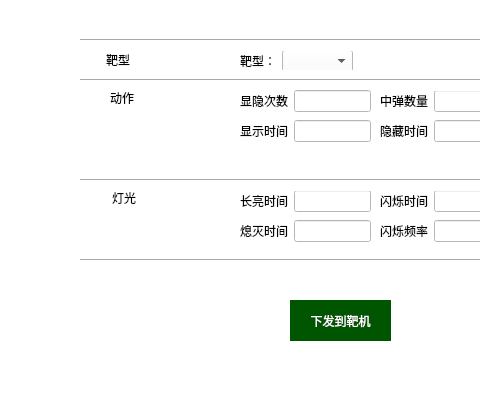
Old version of the form src/modules/devices/SetTargetParam.ui in the repository renyilin2007/shot-training-manager-system; both pictures show x 0 to 480 and y 0 to 400 of the 700 by 400 pixel window.
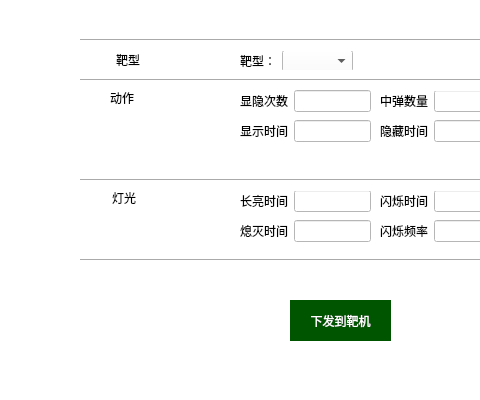
New version of the form.

```diff
--- a/src/modules/devices/SetTargetParam.ui
+++ b/src/modules/devices/SetTargetParam.ui
@@ -269,7 +269,7 @@
   <widget class="QLabel" name="label_13">
    <property name="geometry">
     <rect>
-     <x>100</x>
+     <x>110</x>
      <y>50</y>
      <width>36</width>
      <height>20</height>
```
Left out of the diff: 4 changed lines with no effect on the pictures.
